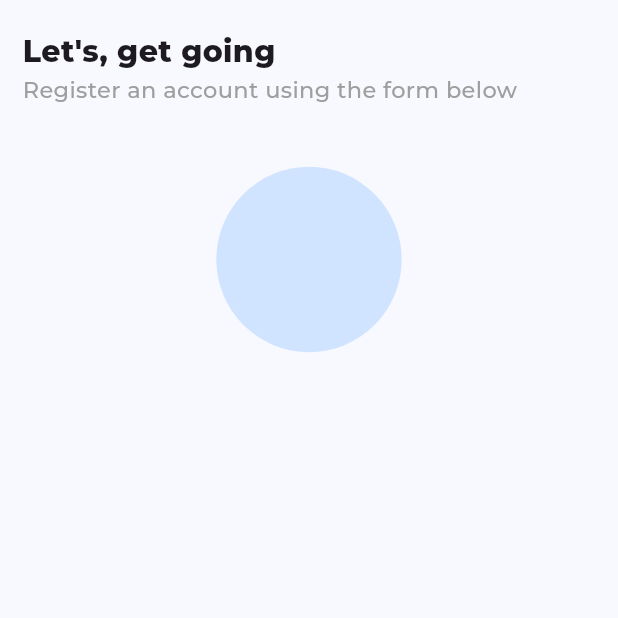
After one commit to Gokuls-2003/chat_app, a Flutter app: the screen it shows after launch, after a tap on "Sign Up", on a phone screen of 412 x 824 dp, the top half of it. The commit adds this screen. Run offline on Flutter 3.47's test engine with Material 3 defaults, Android fonts, the phone set to English and light mode, and no system bars; our stand-ins replace delightful_toast, firebase_auth, firebase_core, get_it, google_fonts; accounts and stored records are empty.

Commit message:
register_page

```diff
--- a/lib/pages/login_page.dart
+++ b/lib/pages/login_page.dart
@@ -146,17 +146,22 @@ class _LoginPageState extends State<LoginPage> {
   }
 
   Widget _createAnAccountLink() {
-    return const Expanded(
+    return Expanded(
       child: Row(
         mainAxisAlignment: MainAxisAlignment.center,
         mainAxisSize: MainAxisSize.max,
         crossAxisAlignment: CrossAxisAlignment.end,
         children: [
           const Text("don't have an account? "),
-          Text(
-            "Sign Up",
-            style: TextStyle(
-              fontWeight: FontWeight.w800,
+          GestureDetector(
+            onTap: () {
+              _navigationService.pushNamed("/register");
+            },
+            child: const Text(
+              "Sign Up",
+              style: TextStyle(
+                fontWeight: FontWeight.w800,
+              ),
             ),
           )
         ],
--- /dev/null
+++ b/lib/pages/register_page.dart
@@ -0,0 +1,76 @@
+import 'package:flutter/material.dart';
+
+class RegisterPage extends StatefulWidget {
+  const RegisterPage({super.key});
+
+  @override
+  State<RegisterPage> createState() => _RegisterPageState();
+}
+
+class _RegisterPageState extends State<RegisterPage> {
+  @override
+  Widget build(BuildContext context) {
+    return Scaffold(
+      resizeToAvoidBottomInset: false,
+      body: _buildUI(),
+    );
+  }
+
+  Widget _buildUI() {
+    return SafeArea(
+        child: Padding(
+      padding: EdgeInsets.symmetric(horizontal: 15.0, vertical: 20.0),
+      child: Column(
+        children: [
+          _headerText(),
+          _registerForm(),
+        ],
+      ),
+    ));
+  }
+
+  Widget _headerText() {
+    return SizedBox(
+      width: MediaQuery.sizeOf(context).width,
+      child: const Column(
+        mainAxisAlignment: MainAxisAlignment.center,
+        mainAxisSize: MainAxisSize.max,
+        crossAxisAlignment: CrossAxisAlignment.start,
+        children: [
+          Text(
+            "Let's, get going",
+            style: TextStyle(fontSize: 20, fontWeight: FontWeight.w800),
+          ),
+          Text(
+            "Register an account using the form below",
+            style: TextStyle(
+              fontSize: 15,
+              fontWeight: FontWeight.w500,
+              color: Colors.grey,
+            ),
+          )
+        ],
+      ),
+    );
+  }
+
+  Widget _registerForm() {
+    return Container(
+      height: MediaQuery.sizeOf(context).height * 0.60,
+      margin: EdgeInsets.symmetric(
+          vertical: MediaQuery.sizeOf(context).height * 0.05),
+      child: Form(
+          child: Column(
+        children: [
+          _pfpSelection(),
+        ],
+      )),
+    );
+  }
+
+  Widget _pfpSelection() {
+    return CircleAvatar(
+      radius: MediaQuery.of(context).size.width * 0.15,
+    );
+  }
+}
--- a/lib/service/navigation_service.dart
+++ b/lib/service/navigation_service.dart
@@ -1,5 +1,6 @@
 import 'package:chat_app/pages/home_page.dart';
 import 'package:chat_app/pages/login_page.dart';
+import 'package:chat_app/pages/register_page.dart';
 import 'package:flutter/material.dart';
 
 class NavigationService {
@@ -7,6 +8,7 @@ class NavigationService {
 
   final Map<String, Widget Function(BuildContext)> _routes = {
     "/login": (context) => LoginPage(),
+    "/register": (context) => RegisterPage(),
     "/home": (context) => HomePage(),
   };
 
```
